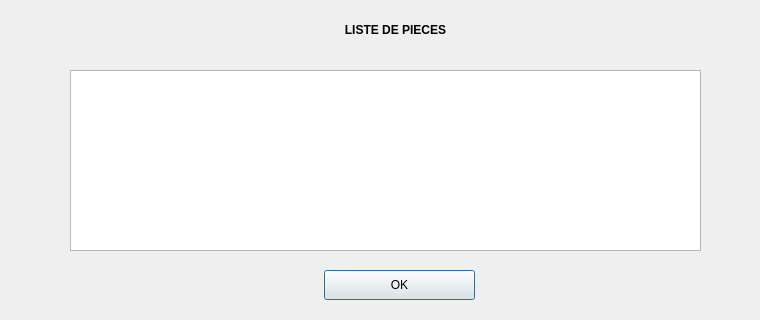
This is afficher.ui in fez2000/gloutons as Qt 5 draws it before an edit. The edited form follows.
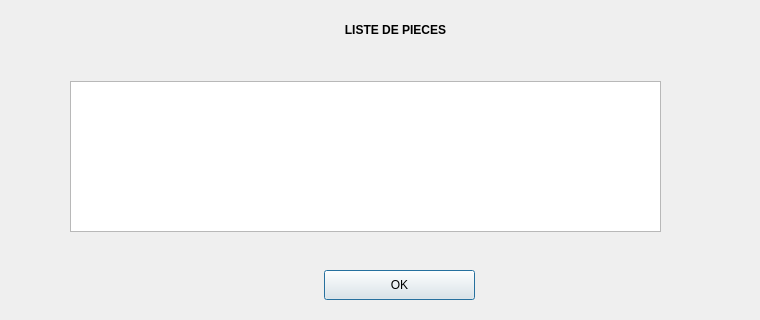
This is the edited form.

The edit to the form file:
```diff
--- a/afficher.ui
+++ b/afficher.ui
@@ -13,16 +13,6 @@
   <property name="windowTitle">
    <string>Dialog</string>
   </property>
-  <widget class="QListView" name="myListPiece">
-   <property name="geometry">
-    <rect>
-     <x>70</x>
-     <y>70</y>
-     <width>631</width>
-     <height>181</height>
-    </rect>
-   </property>
-  </widget>
   <widget class="QPushButton" name="quitterAffiche">
    <property name="geometry">
     <rect>
@@ -52,6 +42,16 @@
     <string>&lt;html&gt;&lt;head/&gt;&lt;body&gt;&lt;p align=&quot;center&quot;&gt;&lt;span style=&quot; font-weight:600;&quot;&gt;LISTE DE PIECES&lt;/span&gt;&lt;/p&gt;&lt;/body&gt;&lt;/html&gt;</string>
    </property>
   </widget>
+  <widget class="QListWidget" name="myListPiece">
+   <property name="geometry">
+    <rect>
+     <x>70</x>
+     <y>81</y>
+     <width>591</width>
+     <height>151</height>
+    </rect>
+   </property>
+  </widget>
  </widget>
  <resources/>
  <connections>
```
